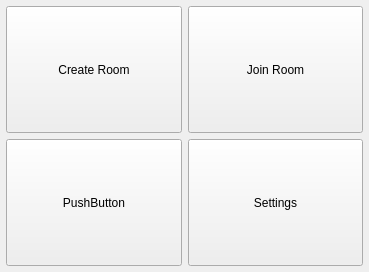
First picture: the form in RoomClient/mainmenu.ui, repository ljmc2000/VirtualConcertHall, before the edit.
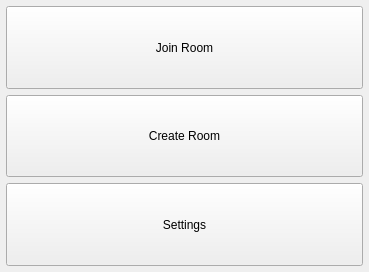
Second picture: the form after the edit.

Commit message: removed unused button from main menu

```diff
--- a/RoomClient/mainmenu.ui
+++ b/RoomClient/mainmenu.ui
@@ -38,8 +38,8 @@
    <property name="spacing">
     <number>6</number>
    </property>
-   <item row="0" column="1">
-    <widget class="QPushButton" name="joinButton">
+   <item row="1" column="0">
+    <widget class="QPushButton" name="createButton">
      <property name="sizePolicy">
       <sizepolicy hsizetype="Expanding" vsizetype="Expanding">
        <horstretch>0</horstretch>
@@ -47,11 +47,11 @@
       </sizepolicy>
      </property>
      <property name="text">
-      <string>Join Room</string>
+      <string>Create Room</string>
      </property>
     </widget>
    </item>
-   <item row="1" column="1">
+   <item row="4" column="0">
     <widget class="QPushButton" name="settingsButton">
      <property name="sizePolicy">
       <sizepolicy hsizetype="Expanding" vsizetype="Expanding">
@@ -65,7 +65,7 @@
     </widget>
    </item>
    <item row="0" column="0">
-    <widget class="QPushButton" name="createButton">
+    <widget class="QPushButton" name="joinButton">
      <property name="sizePolicy">
       <sizepolicy hsizetype="Expanding" vsizetype="Expanding">
        <horstretch>0</horstretch>
@@ -73,20 +73,7 @@
       </sizepolicy>
      </property>
      <property name="text">
-      <string>Create Room</string>
-     </property>
-    </widget>
-   </item>
-   <item row="1" column="0">
-    <widget class="QPushButton" name="pushButton_2">
-     <property name="sizePolicy">
-      <sizepolicy hsizetype="Expanding" vsizetype="Expanding">
-       <horstretch>0</horstretch>
-       <verstretch>0</verstretch>
-      </sizepolicy>
-     </property>
-     <property name="text">
-      <string>PushButton</string>
+      <string>Join Room</string>
      </property>
     </widget>
    </item>
```
